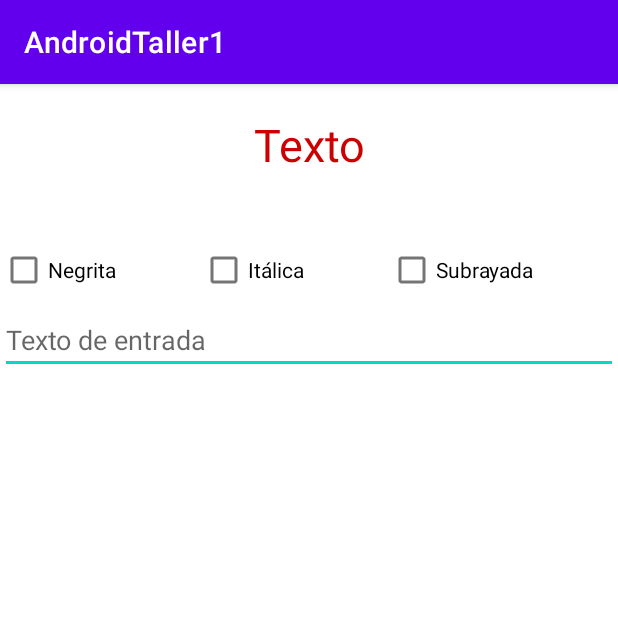
After one commit to JulioJavif/AndroidTaller1, an Android app: the TextoActivity screen opened directly, with no data from a screen before it, on a phone screen of 412 x 824 dp, the top half of it. The commit adds this screen. Run offline under Robolectric (Android 15) with nearby library versions, the phone set to English and light mode, and no system bars.

Commit message:
Texto activity creado

```diff
--- a/app/src/main/AndroidManifest.xml
+++ b/app/src/main/AndroidManifest.xml
@@ -11,7 +11,8 @@
         android:roundIcon="@mipmap/ic_launcher_round"
         android:supportsRtl="true"
         android:theme="@style/Theme.AndroidTaller1">
-        <activity android:name=".GeometriaActivity"></activity>
+        <activity android:name=".TextoActivity"></activity>
+        <activity android:name=".GeometriaActivity" />
         <activity android:name=".HomeActivity" />
         <activity android:name=".CambiarContraseActivity" />
         <activity android:name=".OlvidocontraseñaActivity" />
--- a/app/src/main/java/com/example/androidtaller1/HomeActivity.java
+++ b/app/src/main/java/com/example/androidtaller1/HomeActivity.java
@@ -14,7 +14,7 @@ import android.widget.Toast;
 public class HomeActivity extends AppCompatActivity {
 
     ImageButton cerrarS, ayuda;
-    Button geometria;
+    Button geometria, texto;
 
     @Override
     protected void onCreate(Bundle savedInstanceState) {
@@ -24,6 +24,7 @@ public class HomeActivity extends AppCompatActivity {
         cerrarS = findViewById(R.id.imbsalir);
         ayuda = findViewById(R.id.imbayuda);
         geometria = findViewById(R.id.btngeometria);
+        texto = findViewById(R.id.btntexto);
 
         cerrarS.setOnClickListener(new View.OnClickListener() {
             @Override
@@ -70,5 +71,13 @@ public class HomeActivity extends AppCompatActivity {
                 startActivity(i);
             }
         });
+
+        texto.setOnClickListener(new View.OnClickListener() {
+            @Override
+            public void onClick(View v) {
+                Intent i = new Intent(getApplicationContext(), TextoActivity.class);
+                startActivity(i);
+            }
+        });
     }
 }
--- a/app/src/main/java/com/example/androidtaller1/MainActivity.java
+++ b/app/src/main/java/com/example/androidtaller1/MainActivity.java
@@ -88,8 +88,8 @@ public class MainActivity extends AppCompatActivity {
         SharedPreferences pref = getSharedPreferences
                 ("credenciales", Context.MODE_PRIVATE);
 
-        String correo = pref.getString("correo", " ");
-        String pass = pref.getString("pass", " ");
+        String correo = pref.getString("correo", "");
+        String pass = pref.getString("pass", "");
 
         //Toast.makeText(getApplicationContext(), "pass: "+pass, Toast.LENGTH_SHORT).show();
         txtCorreo.setText(correo);
--- /dev/null
+++ b/app/src/main/java/com/example/androidtaller1/TextoActivity.java
@@ -0,0 +1,62 @@
+package com.example.androidtaller1;
+
+import androidx.appcompat.app.AppCompatActivity;
+
+import android.graphics.Paint;
+import android.graphics.Typeface;
+import android.os.Bundle;
+import android.text.style.UnderlineSpan;
+import android.view.View;
+import android.widget.CheckBox;
+import android.widget.EditText;
+
+public class TextoActivity extends AppCompatActivity {
+
+    CheckBox negrita, italica, subrayar;
+    EditText texto;
+    @Override
+    protected void onCreate(Bundle savedInstanceState) {
+        super.onCreate(savedInstanceState);
+        setContentView(R.layout.activity_texto);
+
+        texto = findViewById(R.id.edttexto);
+        negrita = findViewById(R.id.cbxnegrita);
+        italica = findViewById(R.id.cbxitalica);
+        subrayar = findViewById(R.id.cbxsubrayada);
+
+        negrita.setOnClickListener(new View.OnClickListener() {
+            @Override
+            public void onClick(View v) {
+                if(negrita.isChecked()){
+                    texto.setPaintFlags(Paint.FAKE_BOLD_TEXT_FLAG);
+                    subrayar.setChecked(false);
+                }else{
+                    texto.setPaintFlags(Paint.LINEAR_TEXT_FLAG);
+                }
+            }
+        });
+
+        italica.setOnClickListener(new View.OnClickListener() {
+            @Override
+            public void onClick(View v) {
+                if (italica.isChecked()){
+                    texto.setTypeface(Typeface.defaultFromStyle(Typeface.ITALIC));
+                }else {
+                    texto.setTypeface(Typeface.DEFAULT);
+                }
+            }
+        });
+
+        subrayar.setOnClickListener(new View.OnClickListener() {
+            @Override
+            public void onClick(View v) {
+                if (subrayar.isChecked()){
+                    texto.setPaintFlags(Paint.UNDERLINE_TEXT_FLAG);
+                    negrita.setChecked(false);
+                }else {
+                    texto.setPaintFlags(Paint.LINEAR_TEXT_FLAG);
+                }
+            }
+        });
+    }
+}
--- /dev/null
+++ b/app/src/main/res/layout/activity_texto.xml
@@ -0,0 +1,76 @@
+<?xml version="1.0" encoding="utf-8"?>
+<androidx.constraintlayout.widget.ConstraintLayout xmlns:android="http://schemas.android.com/apk/res/android"
+    xmlns:app="http://schemas.android.com/apk/res-auto"
+    xmlns:tools="http://schemas.android.com/tools"
+    android:layout_width="match_parent"
+    android:layout_height="match_parent"
+    android:textAlignment="inherit"
+    tools:context=".TextoActivity">
+
+    <LinearLayout
+        android:id="@+id/linearLayout14"
+        android:layout_width="match_parent"
+        android:layout_height="wrap_content"
+        android:layout_marginTop="20dp"
+        android:gravity="bottom"
+        android:orientation="vertical"
+        app:layout_constraintStart_toStartOf="parent"
+        app:layout_constraintTop_toTopOf="parent">
+
+        <TextView
+            android:id="@+id/txvtitulo"
+            android:layout_width="match_parent"
+            android:layout_height="wrap_content"
+            android:text="@string/TEXTO"
+            android:textAlignment="center"
+            android:textColor="@android:color/holo_red_dark"
+            android:textSize="30sp" />
+
+    </LinearLayout>
+
+    <LinearLayout
+        android:layout_width="match_parent"
+        android:layout_height="match_parent"
+        android:layout_marginTop="100dp"
+        android:orientation="vertical"
+        app:layout_constraintTop_toBottomOf="@+id/linearLayout14"
+        tools:layout_editor_absoluteX="0dp">
+
+        <LinearLayout
+            android:layout_width="match_parent"
+            android:layout_height="wrap_content"
+            android:orientation="horizontal">
+
+            <CheckBox
+                android:id="@+id/cbxnegrita"
+                android:layout_width="wrap_content"
+                android:layout_height="wrap_content"
+                android:layout_weight="1"
+                android:text="@string/NEGRITA" />
+
+            <CheckBox
+                android:id="@+id/cbxitalica"
+                android:layout_width="wrap_content"
+                android:layout_height="wrap_content"
+                android:layout_weight="1"
+                android:text="@string/ITALICA" />
+
+            <CheckBox
+                android:id="@+id/cbxsubrayada"
+                android:layout_width="wrap_content"
+                android:layout_height="wrap_content"
+                android:layout_weight="1"
+                android:text="@string/SUBRAYADA" />
+        </LinearLayout>
+
+        <EditText
+            android:id="@+id/edttexto"
+            android:layout_width="match_parent"
+            android:layout_height="wrap_content"
+            android:ems="10"
+            android:gravity="start|top"
+            android:hint="@string/TEXTO_DE_ENTRADA"
+            android:inputType="textMultiLine|text" />
+    </LinearLayout>
+
+</androidx.constraintlayout.widget.ConstraintLayout>
--- a/app/src/main/res/values/strings.xml
+++ b/app/src/main/res/values/strings.xml
@@ -26,5 +26,9 @@
     <string name="FISICA">Física</string>
     <string name="TEXTO">Texto</string>
     <string name="GEOMETRIA">Geometría</string>
+    <string name="TEXTO_DE_ENTRADA">Texto de entrada</string>
+    <string name="NEGRITA">Negrita</string>
+    <string name="ITALICA">Itálica</string>
+    <string name="SUBRAYADA">Subrayada</string>
 
 </resources>
```
